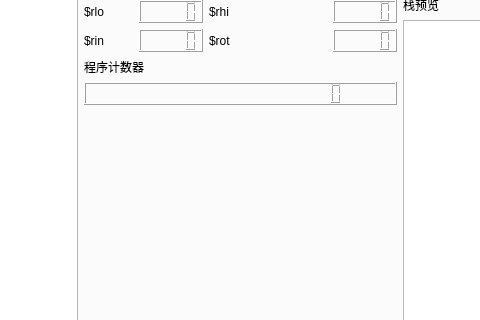
This is mainwindow.ui in zzwwff/Loonguage as Qt 5 draws it before an edit; both pictures show x 281 to 761 and y 186 to 506 of the 902 by 612 pixel window. The edited form follows.
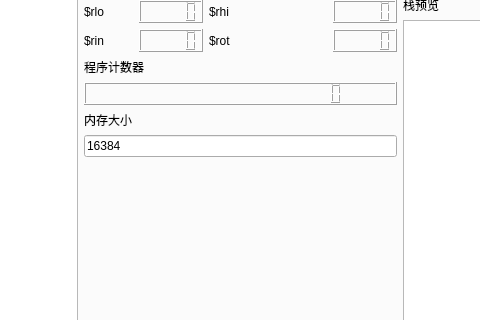
This is the edited form. The open tabs and pages were chosen to show the change.

What changed in the file:
```diff
--- a/mainwindow.ui
+++ b/mainwindow.ui
@@ -839,6 +839,56 @@
            </property>
           </widget>
          </item>
+         <item>
+          <layout class="QVBoxLayout" name="verticalLayout_12" stretch="0,0,0">
+           <item>
+            <widget class="QLabel" name="label_30">
+             <property name="maximumSize">
+              <size>
+               <width>16777215</width>
+               <height>40</height>
+              </size>
+             </property>
+             <property name="text">
+              <string>内存大小</string>
+             </property>
+            </widget>
+           </item>
+           <item>
+            <widget class="QLineEdit" name="memorySizeInput">
+             <property name="text">
+              <string>16384</string>
+             </property>
+            </widget>
+           </item>
+           <item>
+            <spacer name="verticalSpacer_3">
+             <property name="orientation">
+              <enum>Qt::Orientation::Vertical</enum>
+             </property>
+             <property name="sizeHint" stdset="0">
+              <size>
+               <width>20</width>
+               <height>40</height>
+              </size>
+             </property>
+            </spacer>
+           </item>
+          </layout>
+         </item>
+         <item>
+          <spacer name="verticalSpacer_2">
+           <property name="orientation">
+            <enum>Qt::Orientation::Vertical</enum>
+           </property>
+           <property name="sizeHint" stdset="0">
+            <size>
+             <width>20</width>
+             <height>40</height>
+            </size>
+           </property>
+          </spacer>
+         </item>
          <item>
           <spacer name="verticalSpacer">
            <property name="orientation">
```
Left out of the diff: 55 changed lines with no effect on the pictures.
